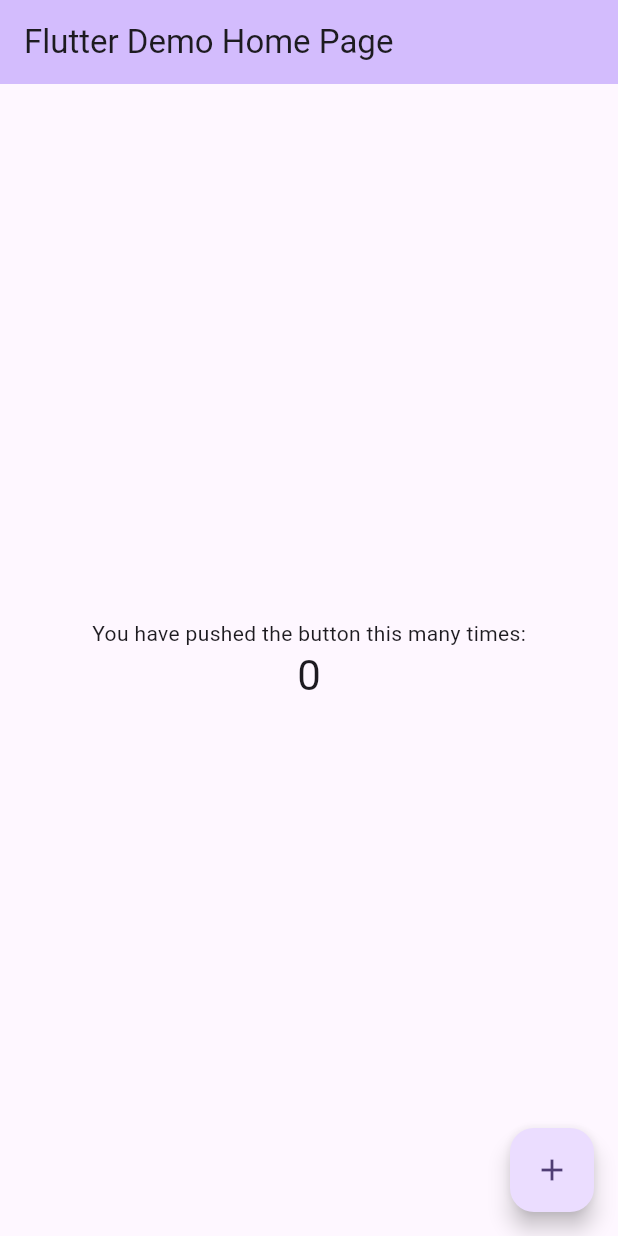
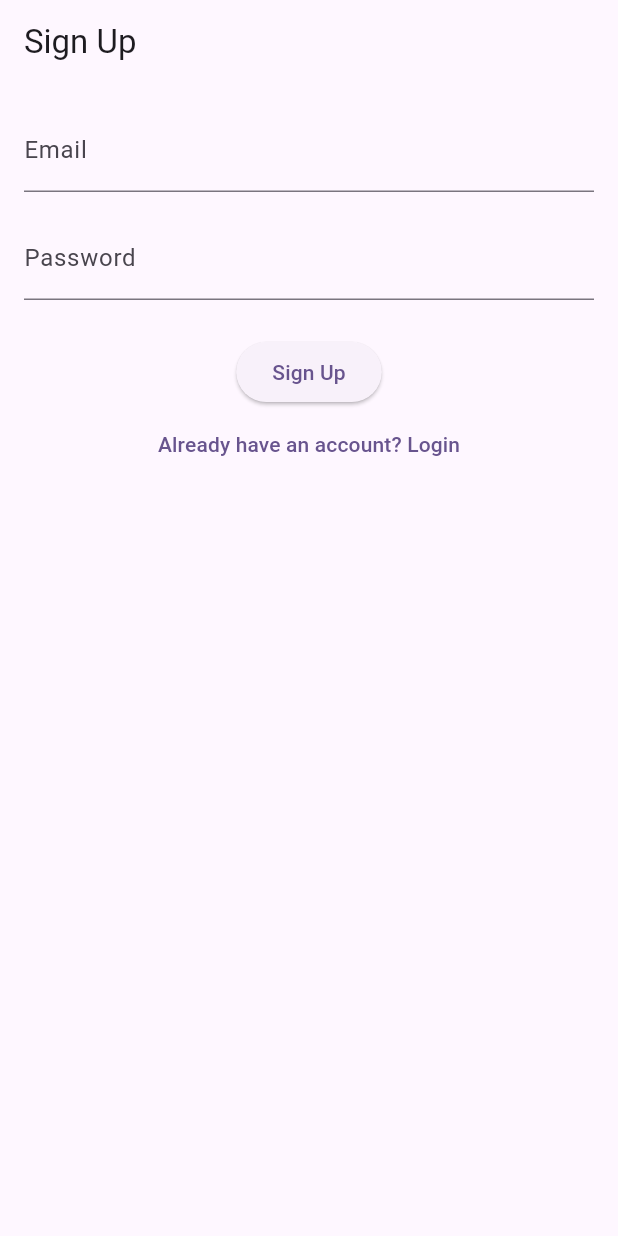
Before and after one commit to nehasharma20/Vehicle-project, a Flutter app: the screen it shows after launch, on a phone screen of 412 x 824 dp. Run offline on Flutter 3.47's test engine with Material 3 defaults, Android fonts, the phone set to English and light mode, and no system bars; our stand-ins replace firebase_auth, firebase_core; accounts and stored records are empty.

Commit message:
change new

```diff
--- a/lib/main.dart
+++ b/lib/main.dart
@@ -1,10 +1,11 @@
 import 'package:flutter/material.dart';
 import 'package:firebase_core/firebase_core.dart';
+import 'package:project/screens/auth/signup_screen.dart';
 import 'firebase_options.dart';
+
 void main() async {
-  await Firebase.initializeApp(
-    options: DefaultFirebaseOptions.currentPlatform,
-  );
+  WidgetsFlutterBinding.ensureInitialized();
+  await Firebase.initializeApp(options: DefaultFirebaseOptions.currentPlatform);
   runApp(const MyApp());
 }
 
@@ -15,112 +16,10 @@ class MyApp extends StatelessWidget {
   @override
   Widget build(BuildContext context) {
     return MaterialApp(
-      title: 'Flutter Demo',
-      theme: ThemeData(
-        // This is the theme of your application.
-
-        // TRY THIS: Try running your application with "flutter run". You'll see
-        // the application has a purple toolbar. Then, without quitting the app,
-        // try changing the seedColor in the colorScheme below to Colors.green
-        // and then invoke "hot reload" (save your changes or press the "hot
-        // reload" button in a Flutter-supported IDE, or press "r" if you used
-        // the command line to start the app).
-        //
-        // Notice that the counter didn't reset back to zero; the application
-        // state is not lost during the reload. To reset the state, use hot
-        // restart instead.
-        //
-        // This works for code too, not just values: Most code changes can be
-        // tested with just a hot reload.
-        colorScheme: ColorScheme.fromSeed(seedColor: Colors.deepPurple),
-      ),
-      home: const MyHomePage(title: 'Flutter Demo Home Page'),
+      debugShowCheckedModeBanner: false,
+      title: 'Signup Demo',
+      theme: ThemeData(useMaterial3: true, colorSchemeSeed: Colors.deepPurple),
+      home: SignUpScreen(),
     );
   }
 }
-
-class MyHomePage extends StatefulWidget {
-  const MyHomePage({super.key, required this.title});
-
-  // This widget is the home page of your application. It is stateful, meaning
-  // that it has a State object (defined below) that contains fields that affect
-  // how it looks.
-
-  // This class is the configuration for the state. It holds the values (in this
-  // case the title) provided by the parent (in this case the App widget) and
-  // used by the build method of the State. Fields in a Widget subclass are
-  // always marked "final".
-
-  final String title;
-
-  @override
-  State<MyHomePage> createState() => _MyHomePageState();
-}
-
-class _MyHomePageState extends State<MyHomePage> {
-  int _counter = 0;
-
-  void _incrementCounter() {
-    setState(() {
-      // This call to setState tells the Flutter framework that something has
-      // changed in this State, which causes it to rerun the build method below
-      // so that the display can reflect the updated values. If we changed
-      // _counter without calling setState(), then the build method would not be
-      // called again, and so nothing would appear to happen.
-      _counter++;
-    });
-  }
-
-  @override
-  Widget build(BuildContext context) {
-    // This method is rerun every time setState is called, for instance as done
-    // by the _incrementCounter method above.
-    //
-    // The Flutter framework has been optimized to make rerunning build methods
-    // fast, so that you can just rebuild anything that needs updating rather
-    // than having to individually change instances of widgets.
-    return Scaffold(
-      appBar: AppBar(
-        // TRY THIS: Try changing the color here to a specific color (to
-        // Colors.amber, perhaps?) and trigger a hot reload to see the AppBar
-        // change color while the other colors stay the same.
-        backgroundColor: Theme.of(context).colorScheme.inversePrimary,
-        // Here we take the value from the MyHomePage object that was created by
-        // the App.build method, and use it to set our appbar title.
-        title: Text(widget.title),
-      ),
-      body: Center(
-        // Center is a layout widget. It takes a single child and positions it
-        // in the middle of the parent.
-        child: Column(
-          // Column is also a layout widget. It takes a list of children and
-          // arranges them vertically. By default, it sizes itself to fit its
-          // children horizontally, and tries to be as tall as its parent.
-          //
-          // Column has various properties to control how it sizes itself and
-          // how it positions its children. Here we use mainAxisAlignment to
-          // center the children vertically; the main axis here is the vertical
-          // axis because Columns are vertical (the cross axis would be
-          // horizontal).
-          //
-          // TRY THIS: Invoke "debug painting" (choose the "Toggle Debug Paint"
-          // action in the IDE, or press "p" in the console), to see the
-          // wireframe for each widget.
-          mainAxisAlignment: MainAxisAlignment.center,
-          children: <Widget>[
-            const Text('You have pushed the button this many times:'),
-            Text(
-              '$_counter',
-              style: Theme.of(context).textTheme.headlineMedium,
-            ),
-          ],
-        ),
-      ),
-      floatingActionButton: FloatingActionButton(
-        onPressed: _incrementCounter,
-        tooltip: 'Increment',
-        child: const Icon(Icons.add),
-      ), // This trailing comma makes auto-formatting nicer for build methods.
-    );
-  }
-}
--- /dev/null
+++ b/lib/screens/auth/signup_screen.dart
@@ -0,0 +1,113 @@
+import 'package:firebase_auth/firebase_auth.dart';
+import 'package:flutter/material.dart';
+import 'package:project/screens/auth/login_screen.dart';
+import 'package:project/screens/home_screen.dart';
+
+class SignUpScreen extends StatefulWidget {
+  @override
+  _SignUpScreenState createState() => _SignUpScreenState();
+}
+
+class _SignUpScreenState extends State<SignUpScreen> {
+  final _formKey = GlobalKey<FormState>();
+  final _emailController = TextEditingController();
+  final _passwordController = TextEditingController();
+  bool _isLoading = false;
+  String? _errorMessage;
+
+  Future<void> _signUp() async {
+    setState(() {
+      _isLoading = true;
+      _errorMessage = null;
+    });
+
+    try {
+      final email = _emailController.text.trim();
+      final password = _passwordController.text.trim();
+
+      await FirebaseAuth.instance.createUserWithEmailAndPassword(
+        email: email,
+        password: password,
+      );
+
+      // Navigate or show success
+      ScaffoldMessenger.of(
+        context,
+      ).showSnackBar(SnackBar(content: Text('Signup Successful!')));
+      goToHome(context);
+    }
+     on FirebaseAuthException catch (e) {
+      ScaffoldMessenger.of(
+        context,
+      ).showSnackBar(SnackBar(content: Text(e.message ?? "Signup  Failed")));
+
+    } finally {
+      setState(() {
+        _isLoading = false;
+      });
+    }
+  }
+
+  goToHome(BuildContext context){
+    Navigator.push(context,MaterialPageRoute(builder:(context)=> HomeScreen() ));
+  }
+
+  @override
+  Widget build(BuildContext context) {
+    return Scaffold(
+      appBar: AppBar(title: Text('Sign Up')),
+      body: Padding(
+        padding: const EdgeInsets.all(16),
+        child: Form(
+          key: _formKey,
+          child: Column(
+            children: [
+              if (_errorMessage != null)
+                Text(_errorMessage!, style: TextStyle(color: Colors.red)),
+              TextFormField(
+                controller: _emailController,
+                decoration: InputDecoration(labelText: 'Email'),
+                validator:
+                    (value) =>
+                        value != null && value.contains('@')
+                            ? null
+                            : 'Enter valid email',
+              ),
+              SizedBox(height: 16),
+              TextFormField(
+                controller: _passwordController,
+                decoration: InputDecoration(labelText: 'Password'),
+                obscureText: true,
+                validator:
+                    (value) =>
+                        value != null && value.length >= 6
+                            ? null
+                            : 'Minimum 6 characters',
+              ),
+              SizedBox(height: 24),
+              _isLoading
+                  ? CircularProgressIndicator()
+                  : ElevatedButton(
+                    onPressed: () {
+                      if (_formKey.currentState!.validate()) {
+                        _signUp();
+                      }
+                    },
+                    child: Text('Sign Up'),
+                  ),
+              TextButton(
+                onPressed: () {
+                  Navigator.push(
+                    context,
+                    MaterialPageRoute(builder: (context) => LoginScreen()),
+                  );
+                },
+                child: Text("Already have an account? Login"),
+              ),
+            ],
+          ),
+        ),
+      ),
+    );
+  }
+}
--- a/pubspec.yaml
+++ b/pubspec.yaml
@@ -35,6 +35,7 @@ dependencies:
   # Use with the CupertinoIcons class for iOS style icons.
   cupertino_icons: ^1.0.8
   firebase_core: ^3.13.0
+  firebase_auth: ^5.5.3
 
 dev_dependencies:
   flutter_test:
```
Also changed, not shown: lib/screens/auth/login_screen.dart (added, +104 -0 lines), lib/screens/home_screen.dart (added, +33 -0 lines), pubspec.lock, 4 other files.
